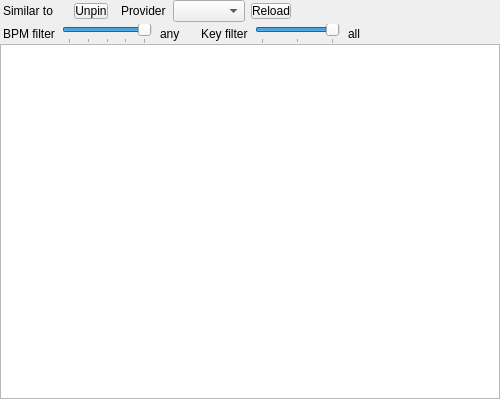
Above: src/library/similar/dlgsimilar.ui from xorik/mixxx before the change. Below: the same form after it.
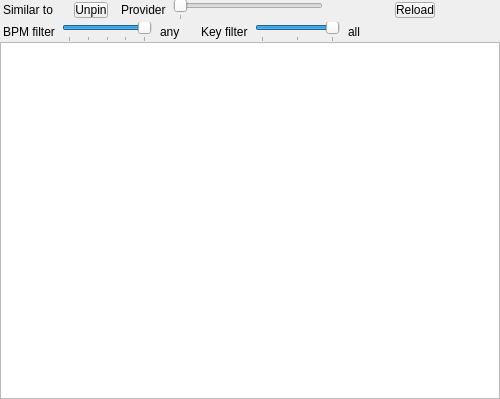
That is the form after the change.

Commit message: Similar pane: pick the provider with a stepped slider

```diff
--- a/src/library/similar/dlgsimilar.ui
+++ b/src/library/similar/dlgsimilar.ui
@@ -51,9 +51,24 @@
         </widget>
         </item>
         <item>
-        <widget class="QComboBox" name="comboBoxProvider">
+        <widget class="QSlider" name="sliderProvider">
          <property name="focusPolicy"><enum>Qt::NoFocus</enum></property>
-         <property name="toolTip"><string>Which model ranks the tracks. Consensus averages the ranks of all models.</string></property>
+         <property name="minimumSize"><size><width>150</width><height>0</height></size></property>
+         <property name="maximumSize"><size><width>230</width><height>16777215</height></size></property>
+         <property name="toolTip"><string>Which model ranks the tracks. The models come from the stand; Consensus at the right end averages the ranks of the others.</string></property>
+         <property name="maximum"><number>0</number></property>
+         <property name="singleStep"><number>1</number></property>
+         <property name="pageStep"><number>1</number></property>
+         <property name="orientation"><enum>Qt::Horizontal</enum></property>
+         <property name="tickPosition"><enum>QSlider::TicksBelow</enum></property>
+         <property name="tickInterval"><number>1</number></property>
+        </widget>
+        </item>
+        <item>
+        <widget class="QLabel" name="labelProvider">
+         <property name="styleSheet"><string notr="true">margin-left: 5px;</string></property>
+         <property name="minimumSize"><size><width>66</width><height>0</height></size></property>
+         <property name="text"><string/></property>
         </widget>
         </item>
         <item>
```
The commit also changes 2 other files.
